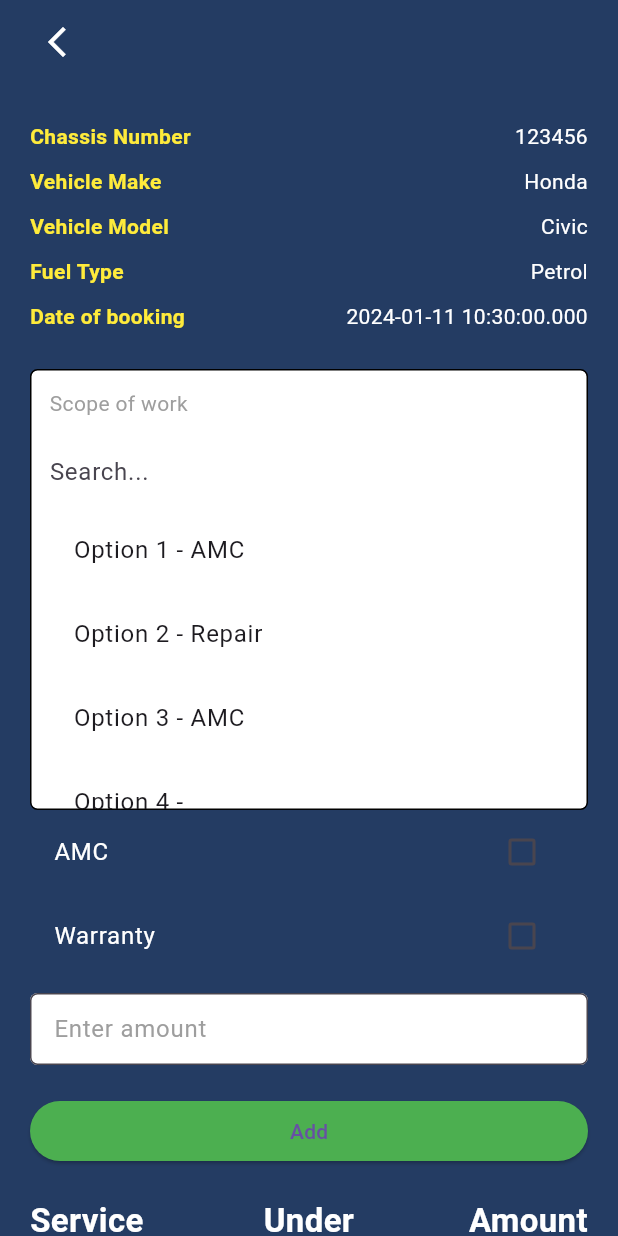
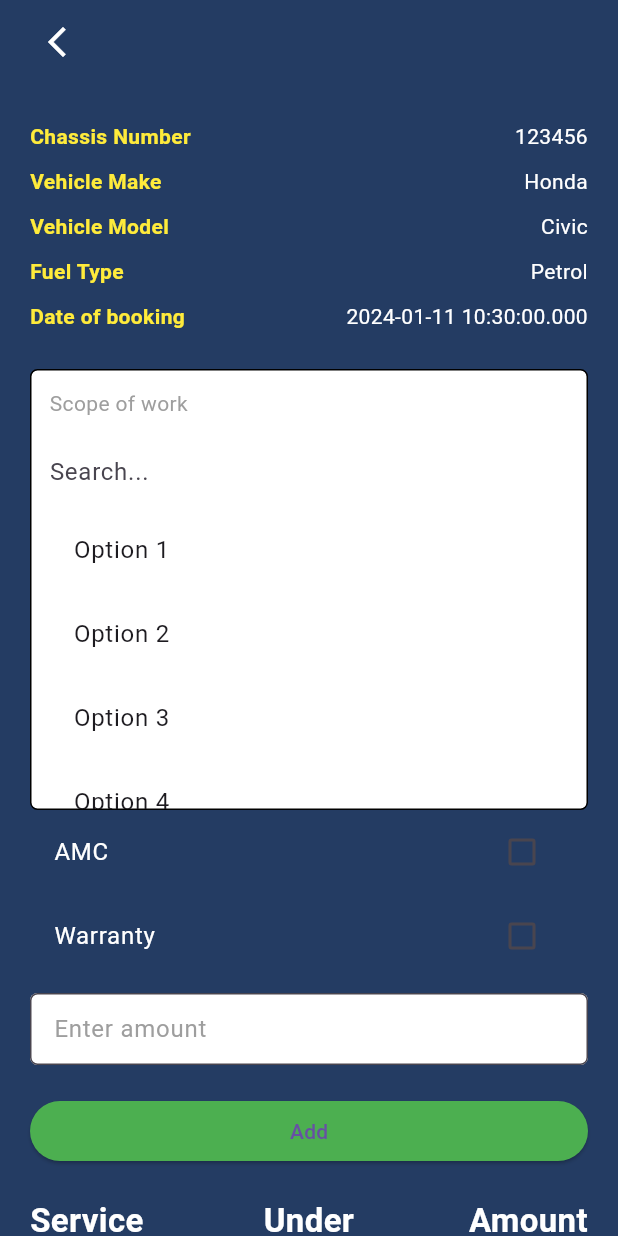
Before and after one commit to SwagatGogoi110/amc-clone, a Flutter app: the BookingPage screen opened directly, after a tap on "Scope of work", on a phone screen of 412 x 824 dp. Run offline on Flutter 3.47's test engine with Material 3 defaults, Android fonts, the phone set to English and light mode, and no system bars; our stand-ins replace flutter_svg, google_fonts, open_file, pdf.

Commit message:
Booking page updated

```diff
--- a/lib/screens/booking_page.dart
+++ b/lib/screens/booking_page.dart
@@ -24,12 +24,6 @@ class _BookingPageState extends State<BookingPage> {
     'Option 12',
   ];
 
-  Map<String, String> optionToServiceType = {
-    'Option 1': 'AMC',
-    'Option 2': 'Repair',
-    'Option 3': 'AMC',
-    // Add more mappings as needed
-  };
   String? selectedDropDownOption;
 
   Map<String, dynamic> vehicleDetails = {
@@ -385,9 +379,8 @@ class _BookingPageState extends State<BookingPage> {
 
     widgets.addAll(
       matchingOptions.map((option) {
-        String serviceType = optionToServiceType[option] ?? '';
         return ListTile(
-          title: Text('$option - $serviceType'),
+          title: Text(option),
           onTap: () {
             setState(() {
               selectedScope = option;
```
